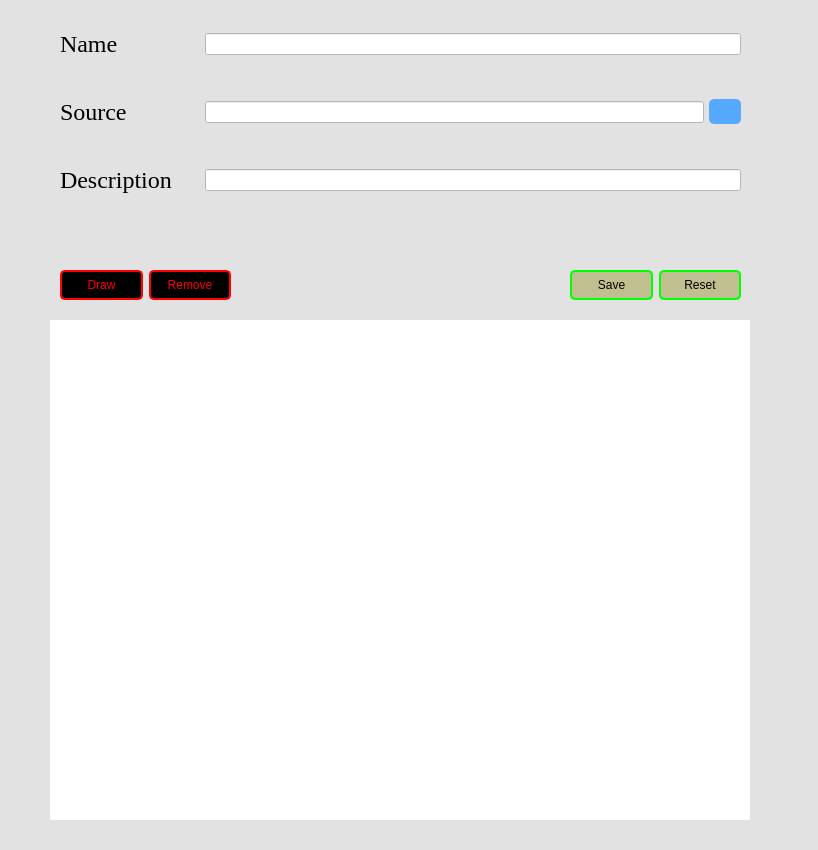
Qt form form_stream.ui (HoangLT2603/traffic-count-vehicle) before a commit.
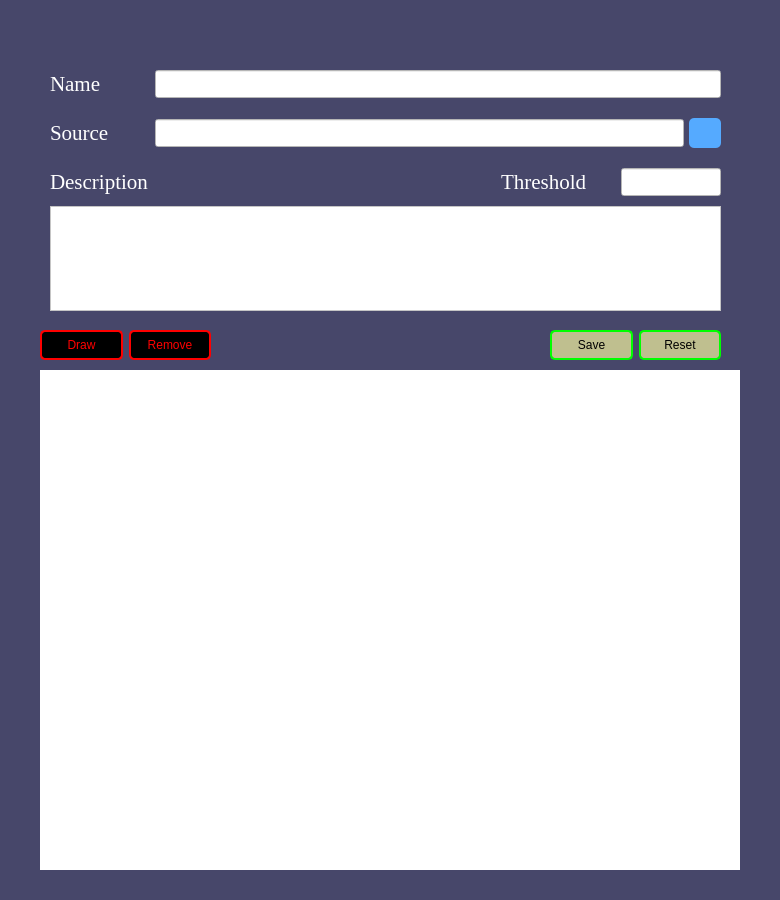
The same form after that commit. Icons and pictures are not drawn.

What changed in the file:
```diff
--- a/form_stream.ui
+++ b/form_stream.ui
@@ -9,10 +9,22 @@
    <rect>
     <x>0</x>
     <y>0</y>
-    <width>818</width>
-    <height>850</height>
+    <width>780</width>
+    <height>900</height>
    </rect>
   </property>
+  <property name="minimumSize">
+   <size>
+    <width>780</width>
+    <height>900</height>
+   </size>
+  </property>
+  <property name="maximumSize">
+   <size>
+    <width>780</width>
+    <height>900</height>
+   </size>
+  </property>
   <property name="contextMenuPolicy">
    <enum>Qt::DefaultContextMenu</enum>
   </property>
@@ -23,7 +35,9 @@
    <enum>Qt::LeftToRight</enum>
   </property>
   <property name="styleSheet">
-   <string notr="true">background-color: rgb(226, 226, 226);</string>
+   <string notr="true">background-color: rgb(71, 71, 106);
+	
+</string>
   </property>
   <property name="animated">
    <bool>true</bool>
@@ -32,11 +46,14 @@
    <bool>false</bool>
   </property>
   <widget class="QWidget" name="centralwidget">
+   <property name="styleSheet">
+    <string notr="true"/>
+   </property>
    <widget class="QLabel" name="lbl_frame_draw">
     <property name="geometry">
      <rect>
-      <x>50</x>
-      <y>320</y>
+      <x>40</x>
+      <y>370</y>
       <width>700</width>
       <height>500</height>
      </rect>
@@ -57,10 +74,10 @@
    <widget class="QFrame" name="frame_stream">
     <property name="geometry">
      <rect>
-      <x>60</x>
-      <y>30</y>
+      <x>50</x>
+      <y>70</y>
       <width>681</width>
-      <height>221</height>
+      <height>241</height>
      </rect>
     </property>
     <property name="styleSheet">
@@ -79,7 +96,7 @@
     </property>
     <layout class="QVBoxLayout" name="verticalLayout">
      <property name="spacing">
-      <number>40</number>
+      <number>20</number>
      </property>
      <property name="sizeConstraint">
       <enum>QLayout::SetMaximumSize</enum>
@@ -104,23 +121,35 @@
        <property name="sizeConstraint">
         <enum>QLayout::SetFixedSize</enum>
        </property>
+       <property name="rightMargin">
+        <number>10</number>
+       </property>
        <item>
         <widget class="QLabel" name="label_2">
          <property name="minimumSize">
           <size>
-           <width>140</width>
+           <width>100</width>
            <height>0</height>
           </size>
          </property>
+         <property name="maximumSize">
+          <size>
+           <width>100</width>
+           <height>16777215</height>
+          </size>
+         </property>
          <property name="font">
           <font>
            <family>Times New Roman</family>
-           <pointsize>18</pointsize>
+           <pointsize>16</pointsize>
            <weight>50</weight>
            <italic>false</italic>
            <bold>false</bold>
           </font>
          </property>
+         <property name="styleSheet">
+          <string notr="true">color: rgb(255, 255, 255);</string>
+         </property>
          <property name="text">
           <string>Name</string>
          </property>
@@ -128,6 +157,15 @@
        </item>
        <item>
         <widget class="QLineEdit" name="edit_name">
+         <property name="font">
+          <font>
+           <family>Times New Roman</family>
+           <pointsize>13</pointsize>
+           <weight>50</weight>
+           <italic>false</italic>
+           <bold>false</bold>
+          </font>
+         </property>
          <property name="styleSheet">
           <string notr="true">background-color: rgb(255, 255, 255);</string>
          </property>
@@ -143,23 +181,35 @@
        <property name="sizeConstraint">
         <enum>QLayout::SetFixedSize</enum>
        </property>
+       <property name="rightMargin">
+        <number>10</number>
+       </property>
        <item>
         <widget class="QLabel" name="label_6">
          <property name="minimumSize">
           <size>
-           <width>140</width>
+           <width>100</width>
            <height>0</height>
           </size>
          </property>
+         <property name="maximumSize">
+          <size>
+           <width>100</width>
+           <height>16777215</height>
+          </size>
+         </property>
          <property name="font">
           <font>
            <family>Times New Roman</family>
-           <pointsize>18</pointsize>
+           <pointsize>16</pointsize>
            <weight>50</weight>
            <italic>false</italic>
            <bold>false</bold>
           </font>
          </property>
+         <property name="styleSheet">
+          <string notr="true">color: rgb(255, 255, 255);</string>
+         </property>
          <property name="text">
           <string>Source</string>
          </property>
@@ -167,6 +217,21 @@
        </item>
        <item>
         <widget class="QLineEdit" name="edit_source">
+         <property name="minimumSize">
+          <size>
+           <width>0</width>
+           <height>0</height>
+          </size>
+         </property>
+         <property name="font">
+          <font>
+           <family>Times New Roman</family>
+           <pointsize>13</pointsize>
+           <weight>50</weight>
+           <italic>false</italic>
+           <bold>false</bold>
+          </font>
+         </property>
          <property name="styleSheet">
           <string notr="true">background-color: rgb(255, 255, 255);</string>
          </property>
@@ -176,8 +241,8 @@
         <widget class="QPushButton" name="btn_folder_stream">
          <property name="minimumSize">
           <size>
-           <width>25</width>
-           <height>25</height>
+           <width>30</width>
+           <height>30</height>
           </size>
          </property>
          <property name="cursor">
@@ -198,37 +263,102 @@
       </layout>
      </item>
      <item>
-      <layout class="QHBoxLayout" name="horizontalLayout_3">
-       <property name="spacing">
-        <number>5</number>
-       </property>
+      <layout class="QGridLayout" name="gridLayout">
        <property name="sizeConstraint">
         <enum>QLayout::SetFixedSize</enum>
        </property>
-       <item>
+       <property name="rightMargin">
+        <number>10</number>
+       </property>
+       <property name="spacing">
+        <number>10</number>
+       </property>
+       <item row="0" column="0">
         <widget class="QLabel" name="label_3">
          <property name="minimumSize">
           <size>
-           <width>140</width>
+           <width>130</width>
            <height>0</height>
           </size>
          </property>
          <property name="font">
           <font>
            <family>Times New Roman</family>
-           <pointsize>18</pointsize>
+           <pointsize>16</pointsize>
            <weight>50</weight>
            <italic>false</italic>
            <bold>false</bold>
           </font>
          </property>
+         <property name="styleSheet">
+          <string notr="true">color: rgb(255, 255, 255);</string>
+         </property>
          <property name="text">
           <string>Description</string>
          </property>
         </widget>
        </item>
-       <item>
-        <widget class="QLineEdit" name="edit_description">
+       <item row="0" column="1">
+        <widget class="QLabel" name="label_4">
+         <property name="minimumSize">
+          <size>
+           <width>100</width>
+           <height>0</height>
+          </size>
+         </property>
+         <property name="maximumSize">
+          <size>
+           <width>110</width>
+           <height>16777215</height>
+          </size>
+         </property>
+         <property name="font">
+          <font>
+           <family>Times New Roman</family>
+           <pointsize>16</pointsize>
+           <weight>50</weight>
+           <italic>false</italic>
+           <bold>false</bold>
+          </font>
+         </property>
+         <property name="styleSheet">
+          <string notr="true">color: rgb(255, 255, 255);</string>
+         </property>
+         <property name="text">
+          <string>Threshold</string>
+         </property>
+        </widget>
+       </item>
+       <item row="0" column="2">
+        <widget class="QLineEdit" name="edit_threshold">
+         <property name="maximumSize">
+          <size>
+           <width>100</width>
+           <height>16777215</height>
+          </size>
+         </property>
+         <property name="font">
+          <font>
+           <family>Times New Roman</family>
+           <pointsize>13</pointsize>
+           <weight>50</weight>
+           <italic>false</italic>
+           <bold>false</bold>
+          </font>
+         </property>
+         <property name="styleSheet">
+          <string notr="true">background-color: rgb(255, 255, 255);</string>
+         </property>
+        </widget>
+       </item>
+       <item row="2" column="0" colspan="3">
+        <widget class="QTextEdit" name="edit_description">
+         <property name="font">
+          <font>
+           <family>Times New Roman</family>
+           <pointsize>13</pointsize>
+          </font>
+         </property>
          <property name="styleSheet">
           <string notr="true">background-color: rgb(255, 255, 255);</string>
          </property>
@@ -241,8 +371,8 @@
    <widget class="QFrame" name="frame_btn_draw_2">
     <property name="geometry">
      <rect>
-      <x>570</x>
-      <y>270</y>
+      <x>550</x>
+      <y>330</y>
       <width>171</width>
       <height>31</height>
      </rect>
@@ -308,8 +438,8 @@
    <widget class="QFrame" name="frame_btn_draw">
     <property name="geometry">
      <rect>
-      <x>60</x>
-      <y>270</y>
+      <x>40</x>
+      <y>330</y>
       <width>171</width>
       <height>31</height>
      </rect>
@@ -371,6 +501,36 @@
      </item>
     </layout>
    </widget>
+   <widget class="QPushButton" name="btn_close">
+    <property name="geometry">
+     <rect>
+      <x>740</x>
+      <y>10</y>
+      <width>31</width>
+      <height>28</height>
+     </rect>
+    </property>
+    <property name="styleSheet">
+     <string notr="true">QPushButton{border: None;}
+QPushButton:hover{
+	border-radius: 5px;
+	background-color: rgb(98, 98, 147);
+}</string>
+    </property>
+    <property name="text">
+     <string/>
+    </property>
+    <property name="icon">
+     <iconset resource="traffic.qrc">
+      <normaloff>:/icons/icons/x.svg</normaloff>:/icons/icons/x.svg</iconset>
+    </property>
+    <property name="iconSize">
+     <size>
+      <width>30</width>
+      <height>30</height>
+     </size>
+    </property>
+   </widget>
   </widget>
  </widget>
  <resources>
```
Left out of the diff: 3 changed lines with no effect on the pictures.
